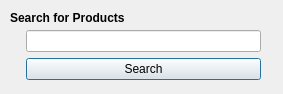
First picture: the form in searchwindow.ui, repository aishakandeell/cs2labproject, before the edit.
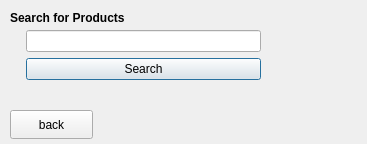
Second picture: the form after the edit.

```diff
--- a/searchwindow.ui
+++ b/searchwindow.ui
@@ -6,8 +6,8 @@
    <rect>
     <x>0</x>
     <y>0</y>
-    <width>283</width>
-    <height>94</height>
+    <width>367</width>
+    <height>144</height>
    </rect>
   </property>
   <property name="windowTitle">
@@ -26,7 +26,7 @@
     <string>&lt;html&gt;&lt;head/&gt;&lt;body&gt;&lt;p&gt;&lt;span style=&quot; font-weight:700;&quot;&gt;Search for Products&lt;/span&gt;&lt;/p&gt;&lt;/body&gt;&lt;/html&gt;</string>
    </property>
   </widget>
-  <widget class="QWidget" name="">
+  <widget class="QWidget" name="layoutWidget">
    <property name="geometry">
     <rect>
      <x>20</x>
@@ -48,6 +48,19 @@
     </item>
    </layout>
   </widget>
+  <widget class="QPushButton" name="back">
+   <property name="geometry">
+    <rect>
+     <x>10</x>
+     <y>110</y>
+     <width>83</width>
+     <height>29</height>
+    </rect>
+   </property>
+   <property name="text">
+    <string>back</string>
+   </property>
+  </widget>
  </widget>
  <resources/>
  <connections/>
```
